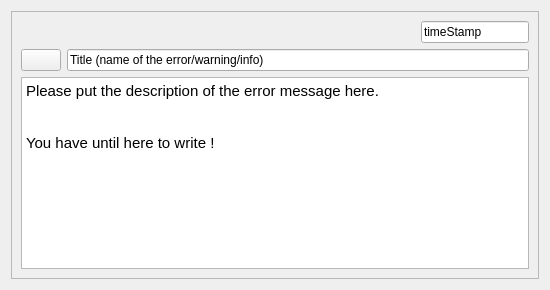
The window that rover_gui/ui/ui/NotificationHistory.ui (robotique-udes/rover) describes before a commit, drawn with Qt 5.
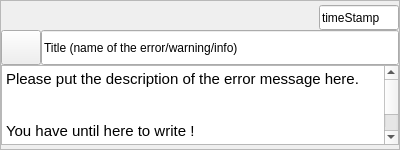
The same window after the commit.

Diff of the .ui file:
```diff
--- a/rover_gui/ui/ui/NotificationHistory.ui
+++ b/rover_gui/ui/ui/NotificationHistory.ui
@@ -6,28 +6,67 @@
    <rect>
     <x>0</x>
     <y>0</y>
-    <width>395</width>
-    <height>178</height>
+    <width>400</width>
+    <height>150</height>
    </rect>
   </property>
   <property name="sizePolicy">
-   <sizepolicy hsizetype="Fixed" vsizetype="Fixed">
+   <sizepolicy hsizetype="Expanding" vsizetype="Fixed">
     <horstretch>0</horstretch>
-    <verstretch>0</verstretch>
+    <verstretch>150</verstretch>
    </sizepolicy>
   </property>
+  <property name="minimumSize">
+   <size>
+    <width>0</width>
+    <height>150</height>
+   </size>
+  </property>
+  <property name="maximumSize">
+   <size>
+    <width>16777215</width>
+    <height>150</height>
+   </size>
+  </property>
   <property name="windowTitle">
    <string>Form</string>
   </property>
   <layout class="QGridLayout" name="gridLayout_2">
+   <property name="leftMargin">
+    <number>0</number>
+   </property>
+   <property name="topMargin">
+    <number>0</number>
+   </property>
+   <property name="rightMargin">
+    <number>0</number>
+   </property>
+   <property name="bottomMargin">
+    <number>0</number>
+   </property>
+   <property name="spacing">
+    <number>0</number>
+   </property>
    <item row="0" column="0">
     <widget class="QFrame" name="historyFrame">
      <property name="sizePolicy">
-      <sizepolicy hsizetype="Fixed" vsizetype="Fixed">
+      <sizepolicy hsizetype="Expanding" vsizetype="Fixed">
        <horstretch>0</horstretch>
-       <verstretch>0</verstretch>
+       <verstretch>150</verstretch>
       </sizepolicy>
      </property>
+     <property name="minimumSize">
+      <size>
+       <width>0</width>
+       <height>150</height>
+      </size>
+     </property>
+     <property name="maximumSize">
+      <size>
+       <width>16777215</width>
+       <height>150</height>
+      </size>
+     </property>
      <property name="frameShape">
       <enum>QFrame::StyledPanel</enum>
      </property>
@@ -35,10 +74,31 @@
       <enum>QFrame::Raised</enum>
      </property>
      <layout class="QGridLayout" name="gridLayout">
+      <property name="leftMargin">
+       <number>0</number>
+      </property>
+      <property name="topMargin">
+       <number>0</number>
+      </property>
+      <property name="rightMargin">
+       <number>0</number>
+      </property>
+      <property name="bottomMargin">
+       <number>0</number>
+      </property>
+      <property name="spacing">
+       <number>0</number>
+      </property>
       <item row="0" column="0">
        <layout class="QVBoxLayout" name="verticalLayout">
+        <property name="spacing">
+         <number>0</number>
+        </property>
         <item>
          <layout class="QHBoxLayout" name="horizontalLayout">
+          <property name="spacing">
+           <number>0</number>
+          </property>
           <item>
            <spacer name="horizontalSpacer">
             <property name="orientation">
@@ -46,7 +106,7 @@
             </property>
             <property name="sizeHint" stdset="0">
              <size>
-              <width>400</width>
+              <width>260</width>
               <height>17</height>
              </size>
             </property>
@@ -55,11 +115,23 @@
           <item>
            <widget class="QLineEdit" name="timestamp">
             <property name="sizePolicy">
-             <sizepolicy hsizetype="Preferred" vsizetype="Preferred">
+             <sizepolicy hsizetype="Fixed" vsizetype="Fixed">
               <horstretch>0</horstretch>
               <verstretch>0</verstretch>
              </sizepolicy>
             </property>
+            <property name="minimumSize">
+             <size>
+              <width>80</width>
+              <height>25</height>
+             </size>
+            </property>
+            <property name="maximumSize">
+             <size>
+              <width>80</width>
+              <height>25</height>
+             </size>
+            </property>
             <property name="text">
              <string>timeStamp</string>
             </property>
@@ -69,14 +141,29 @@
         </item>
         <item>
          <layout class="QHBoxLayout" name="horizontalLayout_2">
+          <property name="spacing">
+           <number>0</number>
+          </property>
           <item>
            <widget class="QPushButton" name="historyIcon">
             <property name="sizePolicy">
-             <sizepolicy hsizetype="Preferred" vsizetype="Preferred">
+             <sizepolicy hsizetype="Preferred" vsizetype="Fixed">
               <horstretch>0</horstretch>
               <verstretch>0</verstretch>
              </sizepolicy>
             </property>
+            <property name="minimumSize">
+             <size>
+              <width>0</width>
+              <height>35</height>
+             </size>
+            </property>
+            <property name="maximumSize">
+             <size>
+              <width>16777215</width>
+              <height>35</height>
+             </size>
+            </property>
             <property name="text">
              <string/>
             </property>
@@ -84,6 +171,18 @@
           </item>
           <item>
            <widget class="QLineEdit" name="historyTitle">
+            <property name="minimumSize">
+             <size>
+              <width>0</width>
+              <height>35</height>
+             </size>
+            </property>
+            <property name="maximumSize">
+             <size>
+              <width>16777215</width>
+              <height>35</height>
+             </size>
+            </property>
             <property name="text">
              <string>Title (name of the error/warning/info)</string>
             </property>
@@ -94,21 +193,31 @@
           </item>
          </layout>
         </item>
-       </layout>
-      </item>
-      <item row="1" column="0">
-       <widget class="QTextEdit" name="historyDescription">
-        <property name="sizePolicy">
-         <sizepolicy hsizetype="Preferred" vsizetype="Preferred">
-          <horstretch>0</horstretch>
-          <verstretch>0</verstretch>
-         </sizepolicy>
-        </property>
-        <property name="readOnly">
-         <bool>true</bool>
-        </property>
-        <property name="html">
-         <string>&lt;!DOCTYPE HTML PUBLIC &quot;-//W3C//DTD HTML 4.0//EN&quot; &quot;http://www.w3.org/TR/REC-html40/strict.dtd&quot;&gt;
+        <item>
+         <widget class="QTextEdit" name="historyDescription">
+          <property name="sizePolicy">
+           <sizepolicy hsizetype="Expanding" vsizetype="Fixed">
+            <horstretch>0</horstretch>
+            <verstretch>0</verstretch>
+           </sizepolicy>
+          </property>
+          <property name="minimumSize">
+           <size>
+            <width>0</width>
+            <height>80</height>
+           </size>
+          </property>
+          <property name="maximumSize">
+           <size>
+            <width>16777211</width>
+            <height>80</height>
+           </size>
+          </property>
+          <property name="readOnly">
+           <bool>true</bool>
+          </property>
+          <property name="html">
+           <string>&lt;!DOCTYPE HTML PUBLIC &quot;-//W3C//DTD HTML 4.0//EN&quot; &quot;http://www.w3.org/TR/REC-html40/strict.dtd&quot;&gt;
 &lt;html&gt;&lt;head&gt;&lt;meta name=&quot;qrichtext&quot; content=&quot;1&quot; /&gt;&lt;style type=&quot;text/css&quot;&gt;
 p, li { white-space: pre-wrap; }
 &lt;/style&gt;&lt;/head&gt;&lt;body style=&quot; font-family:'Ubuntu'; font-size:11pt; font-weight:400; font-style:normal;&quot;&gt;
@@ -116,8 +225,10 @@
 &lt;p style=&quot; margin-top:0px; margin-bottom:0px; margin-left:0px; margin-right:0px; -qt-block-indent:0; text-indent:0px;&quot;&gt;&lt;br /&gt;You have until here to write !&lt;/p&gt;
 &lt;p style=&quot;-qt-paragraph-type:empty; margin-top:0px; margin-bottom:0px; margin-left:0px; margin-right:0px; -qt-block-indent:0; text-indent:0px;&quot;&gt;&lt;br /&gt;&lt;/p&gt;
 &lt;p style=&quot;-qt-paragraph-type:empty; margin-top:0px; margin-bottom:0px; margin-left:0px; margin-right:0px; -qt-block-indent:0; text-indent:0px;&quot;&gt;&lt;br /&gt;&lt;/p&gt;&lt;/body&gt;&lt;/html&gt;</string>
-        </property>
-       </widget>
+          </property>
+         </widget>
+        </item>
+       </layout>
       </item>
      </layout>
     </widget>
```
